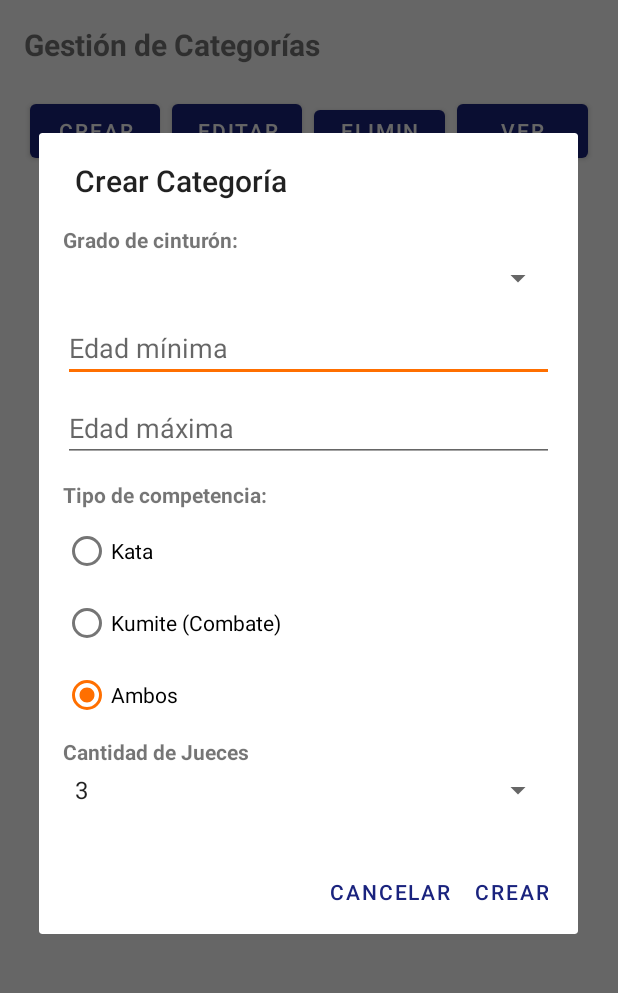
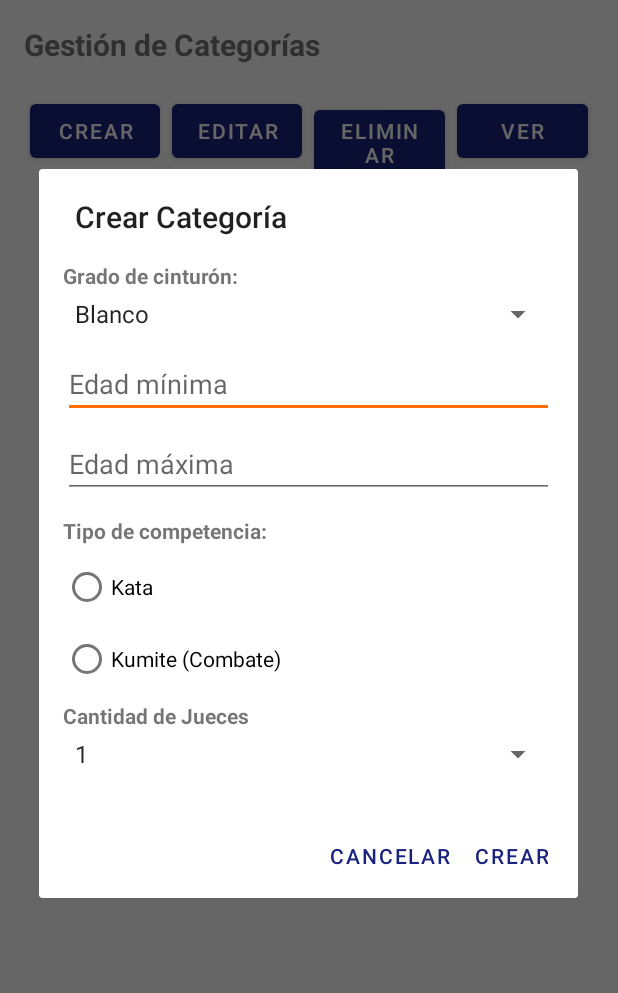
Before and after one commit to GrecoAveitua/proyectoKikin, an Android app: the fragment CategoriesFragment placed in its activity, after a tap on "CREAR", on a phone screen of 412 x 824 dp, the part 84-1077 px from its top. Run offline under Robolectric (Android 15) with nearby library versions, the phone set to English and light mode, and no system bars.

Commit message:
Versión 7

```diff
--- a/app/src/main/java/com/example/karatecompetitionmanager/fragments/CategoriesFragment.java
+++ b/app/src/main/java/com/example/karatecompetitionmanager/fragments/CategoriesFragment.java
@@ -69,16 +69,36 @@ public class CategoriesFragment extends Fragment {
         EditText etMaxAge = dialogView.findViewById(R.id.et_max_age);
         RadioGroup rgType = dialogView.findViewById(R.id.rg_category_type);
 
-        String[] belts = {"Blanco", "Amarillo", "Naranja", "Verde", "Azul", "Marron", "Negro"};
-        String[] judes = {"3", "5", "7"};
-        ArrayAdapter<String> beltAdapter = new ArrayAdapter<>(getContext(),
-                android.R.layout.simple_spinner_item, belts);
+        String[] belts = {
+                "Blanco",
+                "Amarillo",
+                "Naranja",
+                "Verde",
+                "Azul",
+                "Marrón",
+                "Negro"
+        };
+
+        ArrayAdapter<String> beltAdapter = new ArrayAdapter<>(
+                requireContext(),
+                android.R.layout.simple_spinner_item,
+                belts
+        );
         beltAdapter.setDropDownViewResource(android.R.layout.simple_spinner_dropdown_item);
-        spjUDGE.setAdapter(beltAdapter);
-        ArrayAdapter<String> judgeAdapter = new ArrayAdapter<>(getContext(),
-                android.R.layout.simple_spinner_item, judes);
-        beltAdapter.setDropDownViewResource(android.R.layout.simple_spinner_dropdown_item);
-        spjUDGE.setAdapter(judgeAdapter);
+
+        spBelt.setAdapter(beltAdapter);
+
+        String[] judges = {"1", "3", "5", "7"};
+
+        ArrayAdapter<String> judgesAdapter = new ArrayAdapter<>(
+                requireContext(),
+                android.R.layout.simple_spinner_item,
+                judges
+        );
+        judgesAdapter.setDropDownViewResource(android.R.layout.simple_spinner_dropdown_item);
+
+        spjUDGE.setAdapter(judgesAdapter);
+
 
         new AlertDialog.Builder(getContext())
                 .setTitle("Crear Categoría")
@@ -107,8 +127,6 @@ public class CategoriesFragment extends Fragment {
                     int selectedId = rgType.getCheckedRadioButtonId();
                     RadioButton rbSelected = dialogView.findViewById(selectedId);
                     String type = rbSelected.getText().toString().toLowerCase();
-
-                    if (type.equals("ambos")) type = "both";
 
                     String folio = Category.generateFolio(belt, minAge, maxAge, type);
                     Category category = new Category(folio, belt, minAge, maxAge, type);
@@ -215,8 +233,6 @@ public class CategoriesFragment extends Fragment {
             rgType.check(R.id.rb_kata);
         } else if (category.getType().equals("kumite")) {
             rgType.check(R.id.rb_kumite);
-        } else {
-            rgType.check(R.id.rb_both);
         }
 
         AlertDialog editDialog = new AlertDialog.Builder(getContext())
--- a/app/src/main/res/layout/dialog_add_category.xml
+++ b/app/src/main/res/layout/dialog_add_category.xml
@@ -59,13 +59,6 @@
             android:layout_height="wrap_content"
             android:text="Kumite (Combate)" />
 
-        <RadioButton
-            android:id="@+id/rb_both"
-            android:layout_width="match_parent"
-            android:layout_height="wrap_content"
-            android:text="Ambos"
-            android:checked="true" />
-
     </RadioGroup>
 
     <TextView
```
